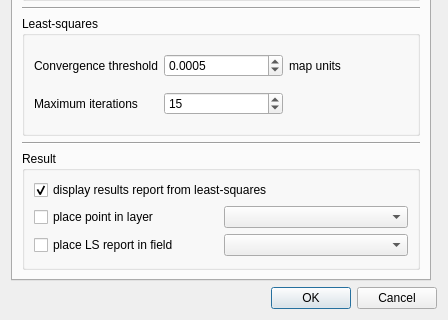
Before: the Qt Designer form ui_settings.ui in 3nids/intersectit, drawn with Qt 5; both pictures show x 0 to 448 and y 188 to 508 of the 448 by 508 pixel window.
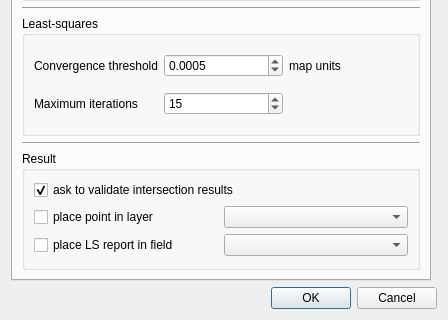
After: the same form once the commit is applied. The open tabs and pages were chosen to show the change.

Commit message: completed new settings name

What changed in the file:
```diff
--- a/ui_settings.ui
+++ b/ui_settings.ui
@@ -187,7 +187,7 @@
           <item row="0" column="0" colspan="2">
            <widget class="QCheckBox" name="displayReportBox">
             <property name="text">
-             <string>display results report from least-squares</string>
+             <string>ask to validate intersection results</string>
             </property>
             <property name="checked">
              <bool>true</bool>
```
Left out of the diff: 4 changed lines with no effect on the pictures. The commit also changes 2 other files.
